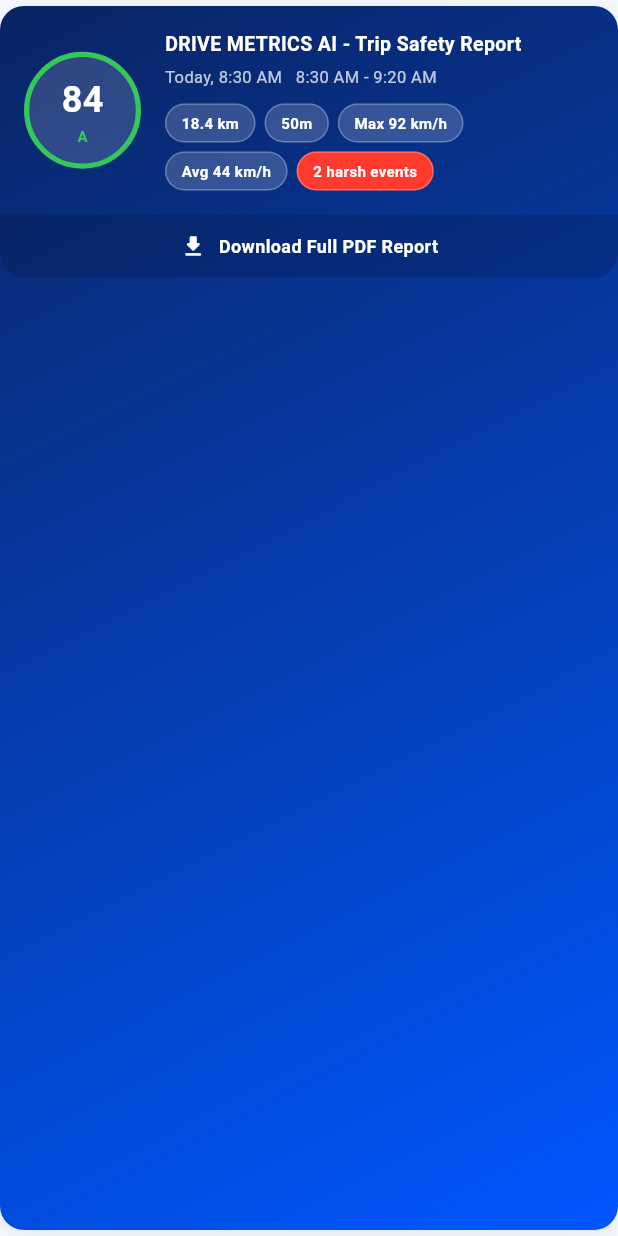
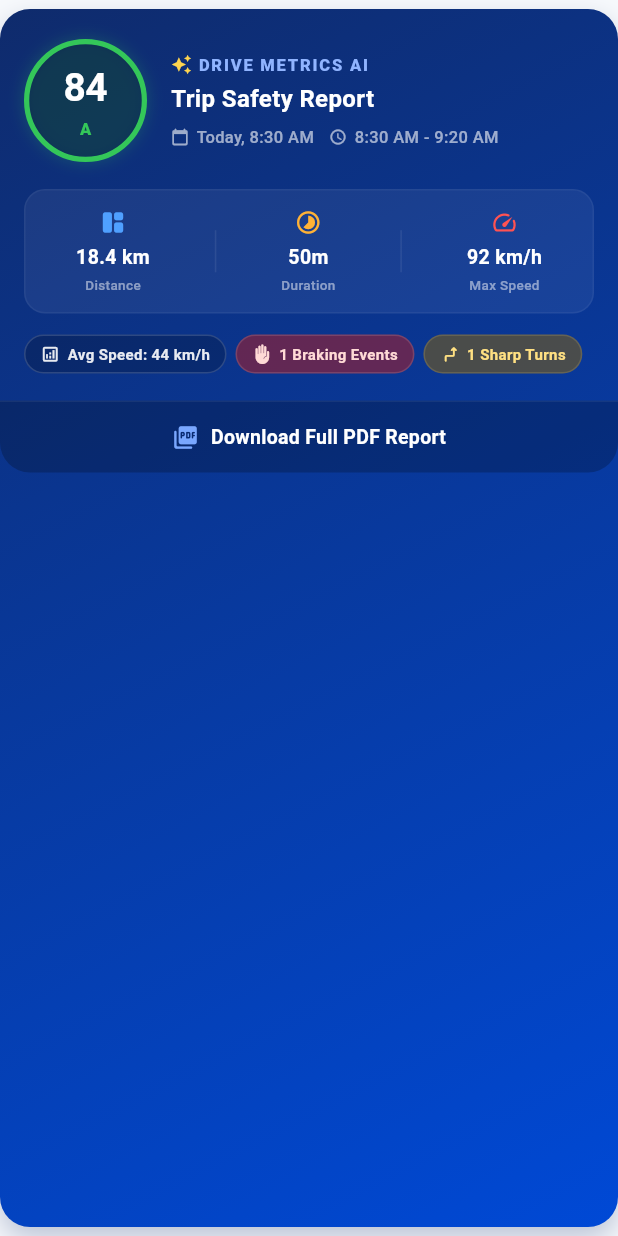
Before and after one commit to Muhammad-Miqdad-Ahmad/AI-Drive-Metrices-App, a Flutter app: the _ReportCard widget shown alone on an empty page, opened directly with sample values from the repository, on a phone screen of 412 x 824 dp. Run offline on Flutter 3.47's test engine with Material 3 defaults, Android fonts, the phone set to English and light mode, and no system bars; our stand-ins replace fl_chart, flutter_map, flutter_riverpod, go_router, latlong2, pdf and 3 more; accounts and stored records are empty; Roboto replaces fonts that are missing (DMSans).

Commit message:
Update reports_screen.dart

```diff
--- a/lib/screens/reports/reports_screen.dart
+++ b/lib/screens/reports/reports_screen.dart
@@ -8,7 +8,6 @@ import '../../core/services/supabase_service.dart';
 import '../../core/storage/local_storage_service.dart';
 import '../../core/utils/date_formatter.dart';
 import '../../models/models.dart';
-import '../../widgets/common/score_gauge_widget.dart';
 import 'dart:typed_data';
 
 class ReportsScreen extends StatefulWidget {
@@ -122,6 +121,7 @@ class _ReportsScreenState extends State<ReportsScreen> {
     );
   }
 }
+
 // ---- Report card ----------------------------------------------------------
 
 class _ReportCard extends StatefulWidget {
@@ -177,7 +177,7 @@ class _ReportCardState extends State<_ReportCard> {
   static const _blue = PdfColor.fromInt(0xFF007AFF);
   static const _white = PdfColors.white;
 
-  // ---- Solid semantic background colours (no alpha — renders reliably) -----
+  // ---- Solid semantic background colours (no alpha) -----------------------
 
   static const _redBg = PdfColor.fromInt(0xFFFFF0EF);
   static const _redBorder = PdfColor.fromInt(0xFFFFCCCA);
@@ -763,15 +763,15 @@ class _ReportCardState extends State<_ReportCard> {
     );
   }
 
-  // ---- Header chip ---------------------------------------------------------
+  // ---- Header chip (PDF Layout) --------------------------------------------
 
   pw.Widget _headerChip(String text, {bool danger = false}) {
     final bg = danger
         ? const PdfColor.fromInt(0xBFFF3B30)
-        : const PdfColor.fromInt(0x26FFFFFF);
+        : const PdfColor.fromInt(0x33000000);
     final brd = danger
         ? const PdfColor.fromInt(0x80FF3B30)
-        : const PdfColor.fromInt(0x40FFFFFF);
+        : const PdfColor.fromInt(0x26FFFFFF);
     return pw.Container(
       padding: const pw.EdgeInsets.symmetric(horizontal: 7, vertical: 3),
       decoration: pw.BoxDecoration(
@@ -1033,7 +1033,7 @@ class _ReportCardState extends State<_ReportCard> {
                   width: 78,
                   height: 78,
                   decoration: pw.BoxDecoration(
-                    color: const PdfColor.fromInt(0x26FFFFFF),
+                    color: const PdfColor.fromInt(0x4D0B1B3E),
                     shape: pw.BoxShape.circle,
                     border: pw.Border.all(color: scoreColor, width: 3.5),
                   ),
@@ -1043,7 +1043,7 @@ class _ReportCardState extends State<_ReportCard> {
                       children: [
                         pw.Text(score.toInt().toString(),
                             style: pw.TextStyle(
-                                fontSize: 28,
+                                fontSize: 26,
                                 fontWeight: pw.FontWeight.bold,
                                 color: _white)),
                         pw.Text(trip.score.grade,
@@ -1267,7 +1267,7 @@ class _ReportCardState extends State<_ReportCard> {
     return pdf.save();
   }
 
-  // ---- Flutter card UI -----------------------------------------------------
+  // ---- Attractive Flutter Screen Card UI Configuration ----------------------
 
   @override
   Widget build(BuildContext context) {
@@ -1282,32 +1282,45 @@ class _ReportCardState extends State<_ReportCard> {
         : DateFormatter.time(trip.startTime);
 
     return Container(
-      margin: const EdgeInsets.symmetric(vertical: 4),
+      margin: const EdgeInsets.symmetric(vertical: 6),
       decoration: BoxDecoration(
         gradient: const LinearGradient(
-          colors: [Color(0xFF0A2463), Color(0xFF0057FF)],
+          colors: [Color(0xFF0F2B6C), Color(0xFF0049D6)],
           begin: Alignment.topLeft,
           end: Alignment.bottomRight,
         ),
-        borderRadius: BorderRadius.circular(16),
-        boxShadow: AppColors.cardShadow,
+        borderRadius: BorderRadius.circular(20),
+        boxShadow: [
+          BoxShadow(
+            color: const Color(0xFF0A2463).withValues(alpha: 0.25),
+            blurRadius: 15,
+            offset: const Offset(0, 8),
+          ),
+        ],
       ),
       child: Column(
         crossAxisAlignment: CrossAxisAlignment.start,
         children: [
+          // 1. Core Header Row Layout
           Padding(
-            padding: const EdgeInsets.all(16),
+            padding: const EdgeInsets.fromLTRB(16, 20, 16, 14),
             child: Row(
               crossAxisAlignment: CrossAxisAlignment.center,
               children: [
-                // 1. Dynamic Score Circle Dashboard Element
                 Container(
-                  width: 78,
-                  height: 78,
+                  width: 82,
+                  height: 82,
                   decoration: BoxDecoration(
-                    color: Colors.white.withOpacity(0.15),
+                    color: Colors.black.withValues(alpha: 0.25),
                     shape: BoxShape.circle,
                     border: Border.all(color: scoreColor, width: 3.5),
+                    boxShadow: [
+                      BoxShadow(
+                        color: scoreColor.withValues(alpha: 0.2),
+                        blurRadius: 8,
+                        spreadRadius: 1,
+                      )
+                    ],
                   ),
                   child: Center(
                     child: Column(
@@ -1316,16 +1329,18 @@ class _ReportCardState extends State<_ReportCard> {
                         Text(
                           score.toInt().toString(),
                           style: const TextStyle(
-                            fontSize: 24,
+                            fontSize: 26,
                             fontWeight: FontWeight.bold,
                             color: Colors.white,
+                            letterSpacing: -0.5,
                           ),
                         ),
+                        const SizedBox(height: 1),
                         Text(
                           trip.score.grade,
                           style: TextStyle(
-                            fontSize: 10,
-                            fontWeight: FontWeight.bold,
+                            fontSize: 11,
+                            fontWeight: FontWeight.w800,
                             color: scoreColor,
                           ),
                         ),
@@ -1334,46 +1349,59 @@ class _ReportCardState extends State<_ReportCard> {
                   ),
                 ),
                 const SizedBox(width: 16),
-
-                // 2. Info Fields & Dynamic Metric Pill Wrap Layout
                 Expanded(
                   child: Column(
                     crossAxisAlignment: CrossAxisAlignment.start,
                     children: [
+                      Row(
+                        children: [
+                          Icon(Icons.auto_awesome,
+                              size: 14, color: Colors.amber[300]),
+                          const SizedBox(width: 4),
+                          const Text(
+                            'DRIVE METRICS AI',
+                            style: TextStyle(
+                              fontSize: 11,
+                              fontWeight: FontWeight.w800,
+                              color: Color(0xFF90B4FF),
+                              letterSpacing: 1.2,
+                            ),
+                          ),
+                        ],
+                      ),
+                      const SizedBox(height: 3),
                       const Text(
-                        'DRIVE METRICS AI - Trip Safety Report',
+                        'Trip Safety Report',
                         style: TextStyle(
-                          fontSize: 13,
+                          fontSize: 16,
                           fontWeight: FontWeight.bold,
                           color: Colors.white,
                         ),
                       ),
-                      const SizedBox(height: 4),
-                      Text(
-                        '${DateFormatter.tripDate(trip.startTime)}   $timeRange',
-                        style: TextStyle(
-                          fontSize: 11,
-                          color: Colors.white.withOpacity(0.75),
-                        ),
-                      ),
-                      const SizedBox(height: 10),
-
-                      // Row containing active data chips instead of empty styles
-                      Wrap(
-                        spacing: 6,
-                        runSpacing: 6,
-                        crossAxisAlignment: WrapCrossAlignment.center,
+                      const SizedBox(height: 6),
+                      Row(
                         children: [
-                          _buildHeaderChip(
-                              '${trip.distanceKm.toStringAsFixed(1)} km'),
-                          _buildHeaderChip(trip.durationLabel),
-                          _buildHeaderChip(
-                              'Max ${trip.maxSpeedKmh.toInt()} km/h'),
-                          _buildHeaderChip(
-                              'Avg ${trip.avgSpeedKmh.toInt()} km/h'),
-                          if (totalHarshEvents > 0)
-                            _buildHeaderChip('$totalHarshEvents harsh events',
-                                isDanger: true),
+                          const Icon(Icons.calendar_today_rounded,
+                              size: 12, color: Colors.white60),
+                          const SizedBox(width: 5),
+                          Text(
+                            DateFormatter.tripDate(trip.startTime),
+                            style: const TextStyle(
+                                fontSize: 11,
+                                color: Colors.white60,
+                                fontWeight: FontWeight.w500),
+                          ),
+                          const SizedBox(width: 10),
+                          const Icon(Icons.schedule_rounded,
+                              size: 12, color: Colors.white60),
+                          const SizedBox(width: 5),
+                          Text(
+                            timeRange,
+                            style: const TextStyle(
+                                fontSize: 11,
+                                color: Colors.white60,
+                                fontWeight: FontWeight.w500),
+                          ),
                         ],
                       ),
                     ],
@@ -1383,19 +1411,79 @@ class _ReportCardState extends State<_ReportCard> {
             ),
           ),
 
-          // 3. Action Callout Footer
+          // 2. Metrics Dashboard Row
+          Padding(
+            padding: const EdgeInsets.symmetric(horizontal: 16, vertical: 4),
+            child: Container(
+              padding: const EdgeInsets.all(12),
+              decoration: BoxDecoration(
+                color: Colors.white.withValues(alpha: 0.06),
+                borderRadius: BorderRadius.circular(14),
+                border: Border.all(color: Colors.white.withValues(alpha: 0.05)),
+              ),
+              child: Row(
+                mainAxisAlignment: MainAxisAlignment.spaceAround,
+                children: [
+                  _buildMetricStat(
+                      'Distance',
+                      '${trip.distanceKm.toStringAsFixed(1)} km',
+                      Icons.space_dashboard_rounded,
+                      const Color(0xFF4FA0FF)),
+                  _buildDivider(),
+                  _buildMetricStat('Duration', trip.durationLabel,
+                      Icons.timelapse_rounded, const Color(0xFFFFB236)),
+                  _buildDivider(),
+                  _buildMetricStat(
+                      'Max Speed',
+                      '${trip.maxSpeedKmh.toInt()} km/h',
+                      Icons.speed_rounded,
+                      const Color(0xFFFF5252)),
+                ],
+              ),
+            ),
+          ),
+
+          // 3. Info Pill Section
+          Padding(
+            padding: const EdgeInsets.fromLTRB(16, 10, 16, 18),
+            child: Wrap(
+              spacing: 6,
+              runSpacing: 6,
+              crossAxisAlignment: WrapCrossAlignment.center,
+              children: [
+                _buildHeaderChip('Avg Speed: ${trip.avgSpeedKmh.toInt()} km/h',
+                    icon: Icons.analytics_outlined),
+                if (trip.harshBrakingCount > 0)
+                  _buildHeaderChip('${trip.harshBrakingCount} Braking Events',
+                      icon: Icons.front_hand_rounded, isDanger: true),
+                if (trip.sharpTurnCount > 0)
+                  _buildHeaderChip('${trip.sharpTurnCount} Sharp Turns',
+                      icon: Icons.turn_sharp_right_rounded, isWarning: true),
+                if (trip.hardAccelCount > 0)
+                  _buildHeaderChip('${trip.hardAccelCount} Hard Accels',
+                      icon: Icons.bolt_rounded, isInfo: true),
+                if (totalHarshEvents == 0)
+                  _buildHeaderChip('Perfect Smooth Drive',
+                      icon: Icons.verified_user_rounded, isSuccess: true),
+              ],
+            ),
+          ),
+
+          // 4. Download Footer Bar
           Container(
             decoration: BoxDecoration(
-              color: Colors.black.withOpacity(0.15),
+              color: Colors.black.withValues(alpha: 0.22),
               borderRadius:
-                  const BorderRadius.vertical(bottom: Radius.circular(16)),
+                  const BorderRadius.vertical(bottom: Radius.circular(20)),
+              border: Border(
+                  top: BorderSide(color: Colors.white.withValues(alpha: 0.06))),
             ),
             child: InkWell(
               onTap: _isDownloading ? null : _downloadReport,
               borderRadius:
-                  const BorderRadius.vertical(bottom: Radius.circular(16)),
+                  const BorderRadius.vertical(bottom: Radius.circular(20)),
               child: Padding(
-                padding: const EdgeInsets.symmetric(vertical: 12),
+                padding: const EdgeInsets.symmetric(vertical: 14),
                 child: Row(
                   mainAxisAlignment: MainAxisAlignment.center,
                   children: [
@@ -1410,17 +1498,18 @@ class _ReportCardState extends State<_ReportCard> {
                         ),
                       )
                     else
-                      const Icon(Icons.download_rounded,
-                          size: 18, color: Colors.white),
+                      const Icon(Icons.picture_as_pdf_rounded,
+                          size: 18, color: Color(0xFF79A7FF)),
                     const SizedBox(width: 8),
                     Text(
                       _isDownloading
-                          ? 'Generating PDF...'
+                          ? 'Generating Document...'
                           : 'Download Full PDF Report',
                       style: const TextStyle(
-                        fontSize: 12,
-                        fontWeight: FontWeight.w600,
+                        fontSize: 13,
+                        fontWeight: FontWeight.bold,
                         color: Colors.white,
+                        letterSpacing: 0.2,
                       ),
                     ),
                   ],
@@ -1433,28 +1522,84 @@ class _ReportCardState extends State<_ReportCard> {
     );
   }
 
-  Widget _buildHeaderChip(String text, {bool isDanger = false}) {
+  Widget _buildMetricStat(
+      String label, String value, IconData icon, Color color) {
+    return Column(
+      children: [
+        Icon(icon, size: 18, color: color),
+        const SizedBox(height: 5),
+        Text(
+          value,
+          style: const TextStyle(
+              fontSize: 13, fontWeight: FontWeight.bold, color: Colors.white),
+        ),
+        const SizedBox(height: 2),
+        Text(
+          label,
+          style: TextStyle(
+              fontSize: 9,
+              color: Colors.white.withValues(alpha: 0.5),
+              fontWeight: FontWeight.w500),
+        ),
+      ],
+    );
+  }
+
+  Widget _buildDivider() {
     return Container(
-      padding: const EdgeInsets.symmetric(
-        horizontal: 10,
-        vertical: 5,
-      ),
+      height: 28,
+      width: 1,
+      color: Colors.white.withValues(alpha: 0.08),
+    );
+  }
+
+  Widget _buildHeaderChip(String text,
+      {required IconData icon,
+      bool isDanger = false,
+      bool isWarning = false,
+      bool isInfo = false,
+      bool isSuccess = false}) {
+    Color chipBg = Colors.black.withValues(alpha: 0.2);
+    Color contentColor = Colors.white.withValues(alpha: 0.9);
+
+    if (isDanger) {
+      chipBg = const Color(0xFFBA1A1A).withValues(alpha: 0.5);
+      contentColor = const Color(0xFFFFDAD6);
+    } else if (isWarning) {
+      chipBg = const Color(0xFF8B6200).withValues(alpha: 0.5);
+      contentColor = const Color(0xFFFFE082);
+    } else if (isInfo) {
+      chipBg = const Color(0xFF0043CE).withValues(alpha: 0.4);
+      contentColor = const Color(0xFFD0E1FF);
+    } else if (isSuccess) {
+      chipBg = const Color(0xFF006D35).withValues(alpha: 0.4);
+      contentColor = const Color(0xFFB4F4C1);
+    }
+
+    return Container(
+      padding: const EdgeInsets.symmetric(horizontal: 10, vertical: 5),
       decoration: BoxDecoration(
-        color:
-            isDanger ? const Color(0xFFFF3B30) : Colors.white.withOpacity(0.18),
-        borderRadius: BorderRadius.circular(20),
+        color: chipBg,
+        borderRadius: BorderRadius.circular(30),
         border: Border.all(
-          color: Colors.white.withOpacity(0.25),
+          color: contentColor.withValues(alpha: 0.15),
           width: 1,
         ),
       ),
-      child: Text(
-        text,
-        style: const TextStyle(
-          fontSize: 10,
-          fontWeight: FontWeight.w600,
-          color: Colors.white,
-        ),
+      child: Row(
+        mainAxisSize: MainAxisSize.min,
+        children: [
+          Icon(icon, size: 13, color: contentColor),
+          const SizedBox(width: 5),
+          Text(
+            text,
+            style: TextStyle(
+              fontSize: 10,
+              fontWeight: FontWeight.w600,
+              color: contentColor,
+            ),
+          ),
+        ],
       ),
     );
   }
```
